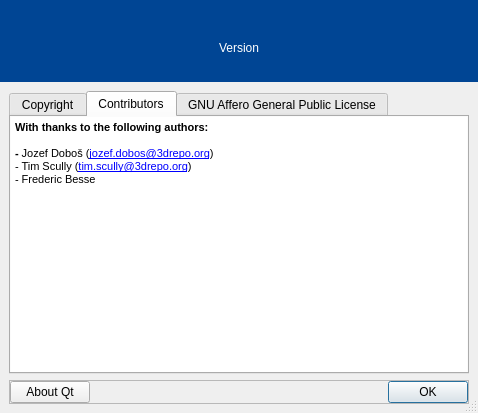
3drepo/3drepogui, file forms/repodialogabout.ui: the form before one commit.
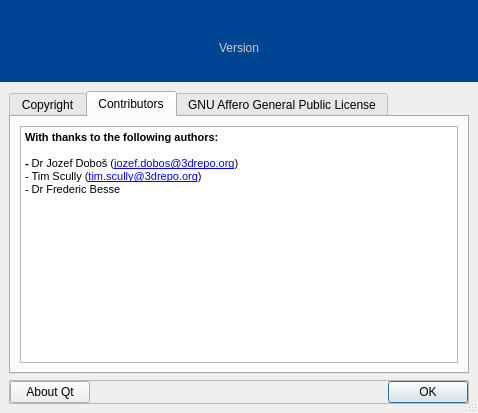
The form after the commit. The open tabs and pages were chosen to show the change. Icons and pictures are not drawn.

Commit message: Improved styling of the about dialog.

```diff
--- a/forms/repodialogabout.ui
+++ b/forms/repodialogabout.ui
@@ -128,7 +128,7 @@
          <item>
           <widget class="QLabel" name="versionLabel">
            <property name="styleSheet">
-            <string notr="true">color:white</string>
+            <string notr="true">color:#cccccc</string>
            </property>
            <property name="text">
             <string>Version</string>
@@ -244,39 +244,39 @@
          <attribute name="title">
           <string>Contributors</string>
          </attribute>
-         <layout class="QVBoxLayout" name="verticalLayout_5">
+         <layout class="QVBoxLayout" name="verticalLayout_5" stretch="0">
           <property name="spacing">
-           <number>0</number>
+           <number>6</number>
           </property>
           <property name="leftMargin">
-           <number>0</number>
+           <number>9</number>
           </property>
           <property name="topMargin">
-           <number>0</number>
+           <number>9</number>
           </property>
           <property name="rightMargin">
-           <number>0</number>
+           <number>9</number>
           </property>
           <property name="bottomMargin">
-           <number>0</number>
+           <number>9</number>
           </property>
           <item>
            <widget class="QTextBrowser" name="contributorsTextBrowser">
             <property name="frameShape">
-             <enum>QFrame::NoFrame</enum>
+             <enum>QFrame::StyledPanel</enum>
             </property>
             <property name="frameShadow">
              <enum>QFrame::Plain</enum>
             </property>
             <property name="lineWidth">
-             <number>0</number>
+             <number>1</number>
             </property>
             <property name="html">
              <string>&lt;!DOCTYPE HTML PUBLIC &quot;-//W3C//DTD HTML 4.0//EN&quot; &quot;http://www.w3.org/TR/REC-html40/strict.dtd&quot;&gt;
 &lt;html&gt;&lt;head&gt;&lt;meta name=&quot;qrichtext&quot; content=&quot;1&quot; /&gt;&lt;style type=&quot;text/css&quot;&gt;
 p, li { white-space: pre-wrap; }
 &lt;/style&gt;&lt;/head&gt;&lt;body style=&quot; font-family:'MS Shell Dlg 2'; font-size:8.25pt; font-weight:400; font-style:normal;&quot;&gt;
-&lt;p style=&quot; margin-top:0px; margin-bottom:0px; margin-left:0px; margin-right:0px; -qt-block-indent:0; text-indent:0px;&quot;&gt;&lt;span style=&quot; font-weight:600;&quot;&gt;With thanks to the following authors:&lt;br /&gt;&lt;br /&gt;- &lt;/span&gt;&lt;span style=&quot; font-size:8pt;&quot;&gt;Jozef Doboš (&lt;/span&gt;&lt;a href=&quot;mailto:jozef.dobos@3drepo.org&quot;&gt;&lt;span style=&quot; font-size:8pt; text-decoration: underline; color:#0000ff;&quot;&gt;jozef.dobos@3drepo.org&lt;/span&gt;&lt;/a&gt;&lt;span style=&quot; font-size:8pt;&quot;&gt;)&lt;br /&gt;- Tim Scully (&lt;/span&gt;&lt;a href=&quot;mailto:tim.scully@3drepo.org&quot;&gt;&lt;span style=&quot; font-size:8pt; text-decoration: underline; color:#0000ff;&quot;&gt;tim.scully@3drepo.org&lt;/span&gt;&lt;/a&gt;&lt;span style=&quot; font-size:8pt;&quot;&gt;)&lt;br /&gt;- Frederic Besse&lt;/span&gt;&lt;/p&gt;&lt;/body&gt;&lt;/html&gt;</string>
+&lt;p style=&quot; margin-top:0px; margin-bottom:0px; margin-left:0px; margin-right:0px; -qt-block-indent:0; text-indent:0px;&quot;&gt;&lt;span style=&quot; font-weight:600;&quot;&gt;With thanks to the following authors:&lt;br /&gt;&lt;br /&gt;- &lt;/span&gt;Dr &lt;span style=&quot; font-size:8pt;&quot;&gt;Jozef Doboš (&lt;/span&gt;&lt;a href=&quot;mailto:jozef.dobos@3drepo.org&quot;&gt;&lt;span style=&quot; font-size:8pt; text-decoration: underline; color:#0000ff;&quot;&gt;jozef.dobos@3drepo.org&lt;/span&gt;&lt;/a&gt;&lt;span style=&quot; font-size:8pt;&quot;&gt;)&lt;br /&gt;- Tim Scully (&lt;/span&gt;&lt;a href=&quot;mailto:tim.scully@3drepo.org&quot;&gt;&lt;span style=&quot; font-size:8pt; text-decoration: underline; color:#0000ff;&quot;&gt;tim.scully@3drepo.org&lt;/span&gt;&lt;/a&gt;&lt;span style=&quot; font-size:8pt;&quot;&gt;)&lt;br /&gt;- Dr Frederic Besse&lt;/span&gt;&lt;/p&gt;&lt;/body&gt;&lt;/html&gt;</string>
             </property>
             <property name="openExternalLinks">
              <bool>true</bool>
```
Left out of the diff: 34 changed lines with no effect on the pictures.
